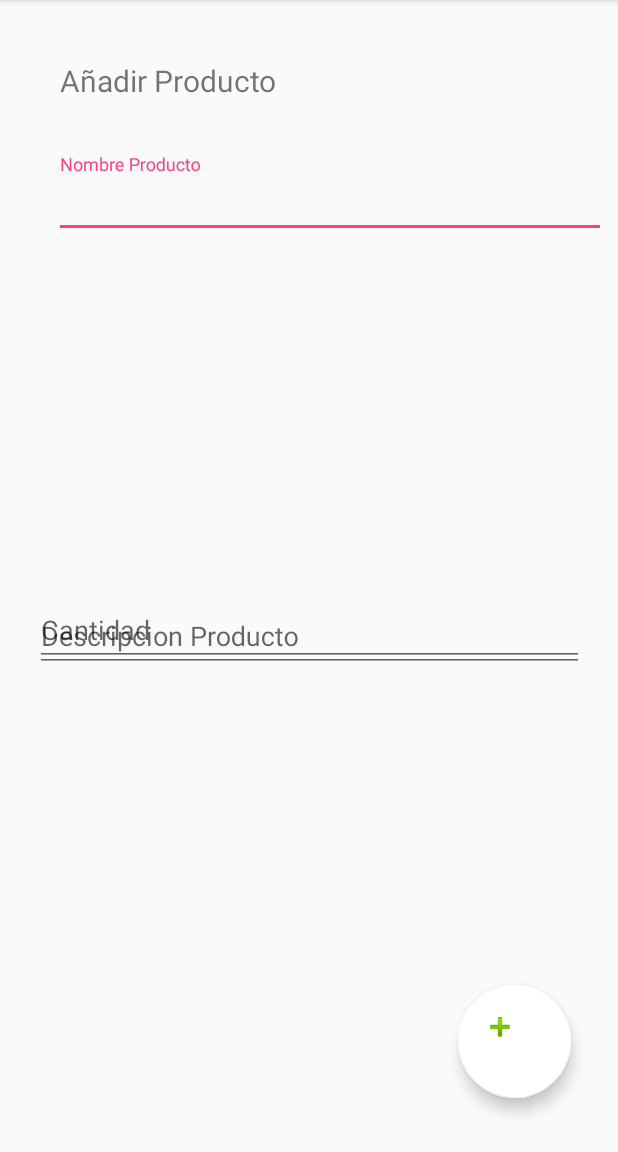
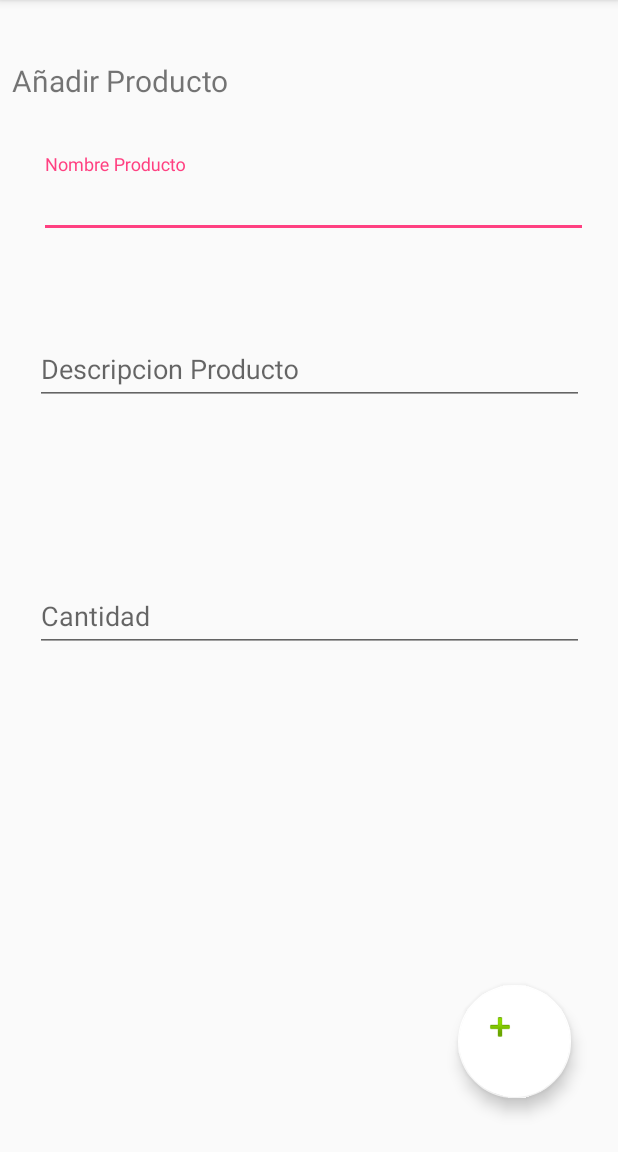
Before and after one commit to ferhdz95/parcial2android, an Android app: the add_product screen opened directly, with no data from a screen before it, on a phone screen of 412 x 824 dp, the part 84-1236 px from its top. Run offline under Robolectric (Android 15) with nearby library versions, the phone set to English and light mode, and no system bars.

```diff
--- a/app/src/main/AndroidManifest.xml
+++ b/app/src/main/AndroidManifest.xml
@@ -19,7 +19,8 @@
                 <category android:name="android.intent.category.LAUNCHER" />
             </intent-filter>
         </activity>
-        <activity android:name=".add_product"></activity>
+        <activity android:name=".add_product" />
+        <activity android:name=".search_product"></activity>
     </application>
 
 </manifest>
--- a/app/src/main/java/com/example/fer_m/examencasiandroid/AdaptadorProducto.java
+++ b/app/src/main/java/com/example/fer_m/examencasiandroid/AdaptadorProducto.java
@@ -50,7 +50,7 @@ public class AdaptadorProducto extends BaseAdapter{
         TextView cantidad = (TextView) vista.findViewById(R.id.cantidad);
         TextView descripcion = (TextView) vista.findViewById(R.id.descripcion);
         Nombre.setText(listProductos.get(position).getNombre().toString());
-        cantidad.setText(String.valueOf(listProductos.get(position).getCantidad()));
+        cantidad.setText(String.valueOf(listProductos.get(position).getCantidad()) + " unidad(es)");
         descripcion.setText(listProductos.get(position).getDescripcion().toString());
 
         return vista;
--- a/app/src/main/java/com/example/fer_m/examencasiandroid/MainActivity.java
+++ b/app/src/main/java/com/example/fer_m/examencasiandroid/MainActivity.java
@@ -103,8 +103,12 @@ public class MainActivity extends AppCompatActivity
         } else if (id == R.id.add_producto) {
             Intent intent = new Intent(this, add_product.class);
             startActivity(intent);
+            finish();
 
         } else if (id == R.id.search_producto) {
+            Intent intent = new Intent(this, search_product.class);
+            startActivity(intent);
+            finish();
 
         } else if (id == R.id.acercade) {
 
--- a/app/src/main/res/layout/activity_add_product.xml
+++ b/app/src/main/res/layout/activity_add_product.xml
@@ -18,13 +18,13 @@
         android:textSize="20sp"
         app:layout_constraintBottom_toBottomOf="parent"
         app:layout_constraintEnd_toEndOf="parent"
-        app:layout_constraintHorizontal_bias="0.126"
+        app:layout_constraintHorizontal_bias="0.0"
         app:layout_constraintStart_toStartOf="parent"
         app:layout_constraintTop_toTopOf="parent"
         app:layout_constraintVertical_bias="0.044" />
 
     <android.support.design.widget.TextInputLayout
-        android:layout_width="368dp"
+        android:layout_width="366dp"
         android:layout_height="wrap_content"
         android:layout_marginBottom="8dp"
         android:layout_marginEnd="8dp"
@@ -32,7 +32,7 @@
         android:layout_marginTop="8dp"
         app:layout_constraintBottom_toBottomOf="parent"
         app:layout_constraintEnd_toEndOf="parent"
-        app:layout_constraintHorizontal_bias="1.0"
+        app:layout_constraintHorizontal_bias="0.6"
         app:layout_constraintStart_toStartOf="parent"
         app:layout_constraintTop_toTopOf="parent"
         app:layout_constraintVertical_bias="0.136">
@@ -47,12 +47,15 @@
     <android.support.design.widget.TextInputLayout
         android:layout_width="366dp"
         android:layout_height="wrap_content"
-        android:layout_marginBottom="320dp"
+        android:layout_marginBottom="8dp"
         android:layout_marginEnd="8dp"
         android:layout_marginStart="8dp"
+        android:layout_marginTop="8dp"
         app:layout_constraintBottom_toBottomOf="parent"
         app:layout_constraintEnd_toEndOf="parent"
-        app:layout_constraintStart_toStartOf="parent">
+        app:layout_constraintStart_toStartOf="parent"
+        app:layout_constraintTop_toTopOf="parent"
+        app:layout_constraintVertical_bias="0.296">
 
         <android.support.design.widget.TextInputEditText
             android:id="@+id/descripcioninput"
@@ -72,7 +75,7 @@
         app:layout_constraintEnd_toEndOf="parent"
         app:layout_constraintStart_toStartOf="parent"
         app:layout_constraintTop_toTopOf="parent"
-        app:layout_constraintVertical_bias="0.678">
+        app:layout_constraintVertical_bias="0.662">
 
         <android.support.design.widget.TextInputEditText
             android:id="@+id/cantidadinput"
@@ -99,4 +102,5 @@
         app:layout_constraintTop_toTopOf="parent"
         app:layout_constraintVertical_bias="0.959"
         app:srcCompat="@android:drawable/ic_input_add" />
+
 </android.support.constraint.ConstraintLayout>
--- a/app/src/main/res/layout/producto.xml
+++ b/app/src/main/res/layout/producto.xml
@@ -18,6 +18,7 @@
                 android:id="@+id/nombre"
                 android:layout_width="match_parent"
                 android:layout_height="wrap_content"
+                android:layout_weight="0.3"
                 android:padding="10dp"
                 android:text="Nombre" />
 
@@ -26,7 +27,8 @@
                 android:layout_width="match_parent"
                 android:layout_height="wrap_content"
                 android:padding="10dp"
-                android:text="Cantidad" />
+                android:text="Cantidad"
+                android:layout_weight="0.4"/>
 
         </TableRow>
 
@@ -38,6 +40,7 @@
                 android:id="@+id/descripcion"
                 android:layout_width="wrap_content"
                 android:layout_height="wrap_content"
+                android:layout_weight="1"
                 android:padding="10dp"
                 android:text="Descripcion" />
         </TableRow>
```
Also changed, not shown: app/src/main/java/com/example/fer_m/examencasiandroid/Database.java (+13 -11 lines), app/src/main/java/com/example/fer_m/examencasiandroid/add_product.java (+28 -0 lines), app/src/main/java/com/example/fer_m/examencasiandroid/search_product.java (added, +42 -0 lines), app/src/main/res/layout/activity_search_product.xml (added, +44 -0 lines), app/src/main/res/layout/content_main.xml (+0 -8 lines).
